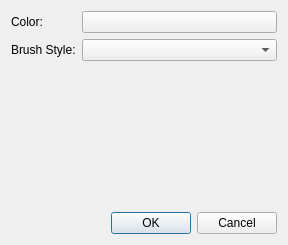
Above: itomWidgets/ui/brushCreatorDialog.ui from itom-project/itom before the change. Below: the same form after it.
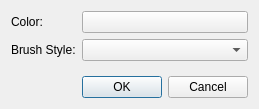
That is the form after the change. Custom widgets are drawn as their Qt base class.

Commit message: further work on dialog. penBtn shows strange behavior when color not editable

Diff of the .ui file:
```diff
--- a/itomWidgets/ui/brushCreatorDialog.ui
+++ b/itomWidgets/ui/brushCreatorDialog.ui
@@ -6,8 +6,8 @@
    <rect>
     <x>0</x>
     <y>0</y>
-    <width>288</width>
-    <height>245</height>
+    <width>256</width>
+    <height>109</height>
    </rect>
   </property>
   <property name="windowTitle">
```
Left out of the diff: 2 changed lines with no effect on the pictures. The commit also changes 6 other files.
